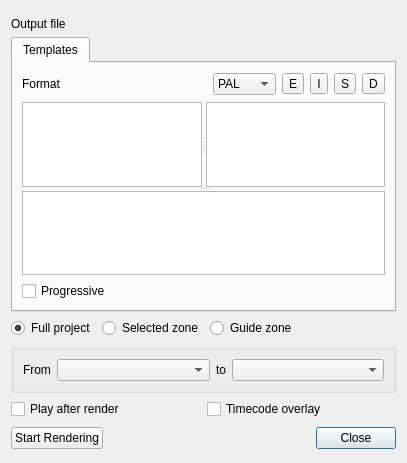
Before: the Qt Designer form src/widgets/renderwidget_ui.ui in KDE/kdenlive, drawn with Qt 5.
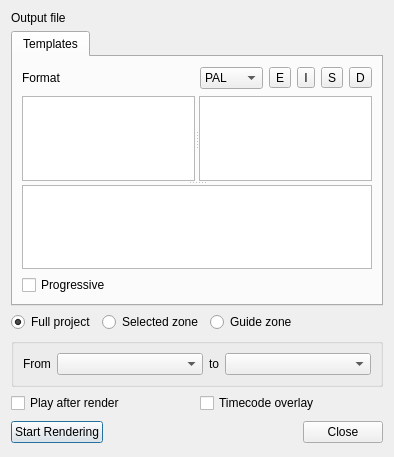
After: the same form once the commit is applied. Custom widgets are drawn as their Qt base class.

```diff
--- a/src/widgets/renderwidget_ui.ui
+++ b/src/widgets/renderwidget_ui.ui
@@ -5,32 +5,25 @@
    <rect>
     <x>0</x>
     <y>0</y>
-    <width>407</width>
-    <height>463</height>
+    <width>362</width>
+    <height>457</height>
    </rect>
   </property>
   <property name="windowTitle" >
    <string>Rendering</string>
   </property>
   <layout class="QGridLayout" name="gridLayout_3" >
+   <item row="0" column="1" colspan="2" >
+    <widget class="KUrlRequester" name="out_file" />
+   </item>
    <item row="0" column="0" >
-    <widget class="QSplitter" name="splitter_2" >
-     <property name="orientation" >
-      <enum>Qt::Vertical</enum>
-     </property>
-    </widget>
-   </item>
-   <item row="1" column="0" >
     <widget class="QLabel" name="label" >
      <property name="text" >
       <string>Output file</string>
      </property>
     </widget>
    </item>
-   <item row="1" column="1" colspan="2" >
-    <widget class="KUrlRequester" name="out_file" />
-   </item>
-   <item row="2" column="0" colspan="3" >
+   <item row="1" column="0" colspan="3" >
     <widget class="KTabWidget" name="ktabwidget" >
      <property name="currentIndex" >
       <number>0</number>
@@ -152,7 +145,7 @@
      </widget>
     </widget>
    </item>
-   <item row="3" column="0" colspan="2" >
+   <item row="2" column="0" colspan="2" >
     <layout class="QHBoxLayout" name="horizontalLayout" >
      <item>
       <widget class="QRadioButton" name="render_full" >
@@ -180,7 +173,7 @@
      </item>
     </layout>
    </item>
-   <item row="5" column="0" colspan="3" >
+   <item row="3" column="0" colspan="3" >
     <widget class="QGroupBox" name="guides_box" >
      <property name="title" >
       <string/>
@@ -223,7 +216,7 @@
      </layout>
     </widget>
    </item>
-   <item row="7" column="0" colspan="3" >
+   <item row="4" column="0" colspan="3" >
     <layout class="QHBoxLayout" name="horizontalLayout_3" >
      <item>
       <widget class="QCheckBox" name="play_after" >
@@ -241,7 +234,7 @@
      </item>
     </layout>
    </item>
-   <item row="9" column="0" >
+   <item row="5" column="0" >
     <spacer name="verticalSpacer" >
      <property name="orientation" >
       <enum>Qt::Vertical</enum>
@@ -254,7 +247,14 @@
      </property>
     </spacer>
    </item>
-   <item row="10" column="1" >
+   <item row="6" column="0" >
+    <widget class="KPushButton" name="buttonStart" >
+     <property name="text" >
+      <string>Start Rendering</string>
+     </property>
+    </widget>
+   </item>
+   <item row="6" column="1" >
     <spacer name="horizontalSpacer" >
      <property name="orientation" >
       <enum>Qt::Horizontal</enum>
@@ -267,7 +267,7 @@
      </property>
     </spacer>
    </item>
-   <item row="10" column="2" >
+   <item row="6" column="2" >
     <widget class="QDialogButtonBox" name="buttonBox" >
      <property name="orientation" >
       <enum>Qt::Horizontal</enum>
@@ -277,13 +277,6 @@
      </property>
     </widget>
    </item>
-   <item row="10" column="0" >
-    <widget class="KPushButton" name="buttonStart" >
-     <property name="text" >
-      <string>Start Rendering</string>
-     </property>
-    </widget>
-   </item>
   </layout>
  </widget>
  <customwidgets>
```
